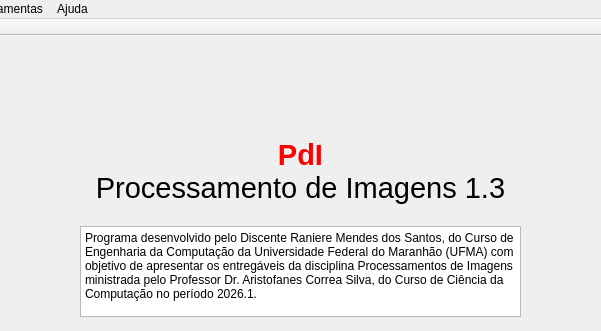
The window that mainwindow.ui (slovich/PdI) describes before a commit, drawn with Qt 5; both pictures show x 90 to 691 and y 0 to 331 of the 800 by 600 pixel window.
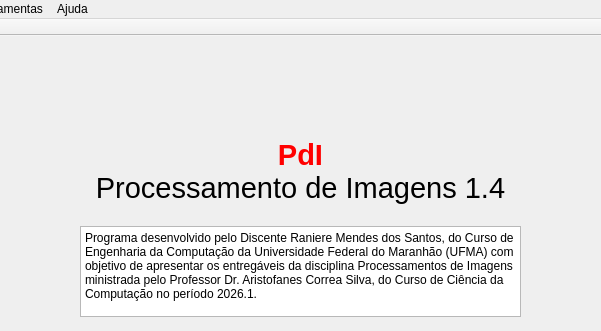
The same window after the commit. The open tabs and pages were chosen to show the change. Icons and pictures are not drawn.

Commit message: Alteração da informação da versão do software

What changed in the file:
```diff
--- a/mainwindow.ui
+++ b/mainwindow.ui
@@ -593,7 +593,7 @@
        </rect>
       </property>
       <property name="text">
-       <string>&lt;html&gt;&lt;head/&gt;&lt;body&gt;&lt;p align=&quot;center&quot;&gt;&lt;span style=&quot; font-size:22pt; font-weight:700; color:#ff0000;&quot;&gt;PdI&lt;/span&gt;&lt;span style=&quot; font-size:22pt; font-weight:700;&quot;&gt;&lt;br/&gt;&lt;/span&gt;&lt;span style=&quot; font-size:22pt;&quot;&gt;Processamento de Imagens 1.3&lt;/span&gt;&lt;/p&gt;&lt;/body&gt;&lt;/html&gt;</string>
+       <string>&lt;html&gt;&lt;head/&gt;&lt;body&gt;&lt;p align=&quot;center&quot;&gt;&lt;span style=&quot; font-size:22pt; font-weight:700; color:#ff0000;&quot;&gt;PdI&lt;/span&gt;&lt;span style=&quot; font-size:22pt; font-weight:700;&quot;&gt;&lt;br/&gt;&lt;/span&gt;&lt;span style=&quot; font-size:22pt;&quot;&gt;Processamento de Imagens 1.4&lt;/span&gt;&lt;/p&gt;&lt;/body&gt;&lt;/html&gt;</string>
       </property>
      </widget>
      <widget class="QTextEdit" name="textEdit">
```
Left out of the diff: 2 changed lines with no effect on the pictures. The commit also changes 1 other file.
